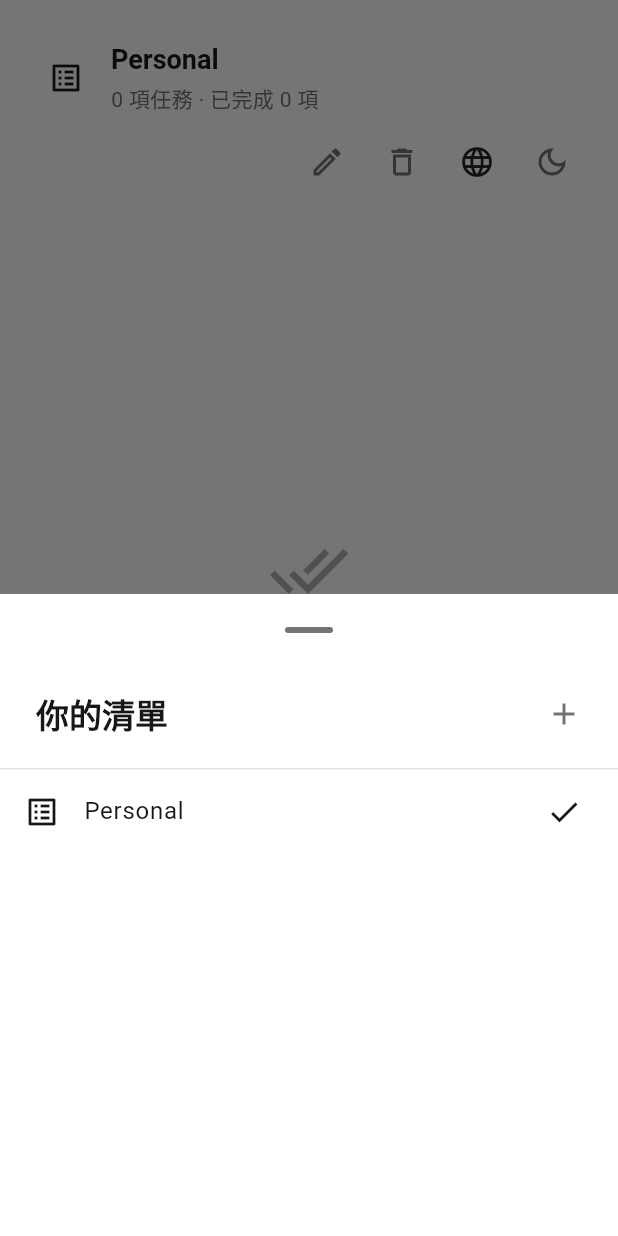
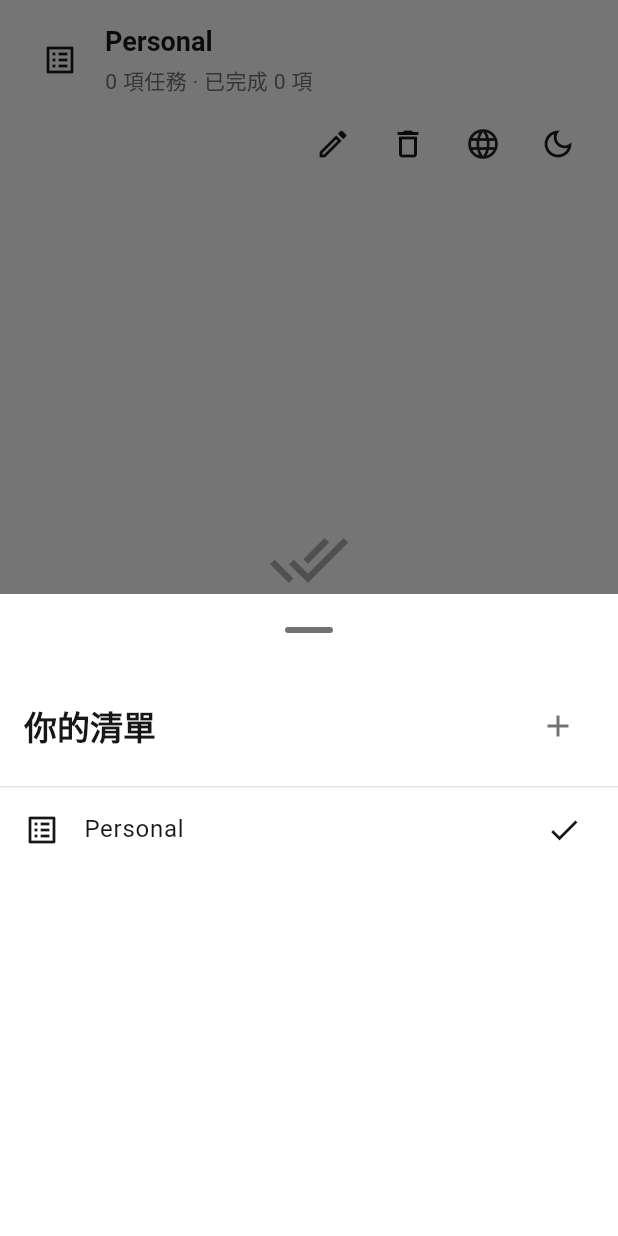
Before and after one commit to mecatoyeung/flutter_todo, a Flutter app: the TodoHomePage screen opened directly with empty values, after a tap on the "list alt" icon, on a phone screen of 412 x 824 dp. Run offline on Flutter 3.47's test engine with Material 3 defaults, Android fonts, the phone set to English and light mode, and no system bars; our stand-ins replace sembast, supabase_flutter; accounts and stored records are empty.

Commit message:
Fix bugs

```diff
--- a/lib/main.dart
+++ b/lib/main.dart
@@ -9,6 +9,7 @@ import 'models.dart';
 void main() => runApp(const TodoApp());
 
 const _sitePassword = String.fromEnvironment('SITE_PASSWORD');
+const _containerPadding = 16.0;
 
 enum AppLanguage { traditionalChinese, english }
 
@@ -262,12 +263,22 @@ class PasswordGate extends StatefulWidget {
 
 class _PasswordGateState extends State<PasswordGate> {
   final _passwordController = TextEditingController();
+  final _passwordFocusNode = FocusNode();
   bool _isUnlocked = false;
   bool _showError = false;
 
   @override
+  void initState() {
+    super.initState();
+    WidgetsBinding.instance.addPostFrameCallback((_) {
+      if (mounted && !_isUnlocked) _passwordFocusNode.requestFocus();
+    });
+  }
+
+  @override
   void dispose() {
     _passwordController.dispose();
+    _passwordFocusNode.dispose();
     super.dispose();
   }
 
@@ -290,7 +301,7 @@ class _PasswordGateState extends State<PasswordGate> {
         child: ConstrainedBox(
           constraints: const BoxConstraints(maxWidth: 360),
           child: Padding(
-            padding: const EdgeInsets.all(24),
+            padding: const EdgeInsets.all(_containerPadding),
             child: Column(
               mainAxisSize: MainAxisSize.min,
               crossAxisAlignment: CrossAxisAlignment.stretch,
@@ -311,10 +322,12 @@ class _PasswordGateState extends State<PasswordGate> {
                   const SizedBox(height: 24),
                   TextField(
                     controller: _passwordController,
+                    focusNode: _passwordFocusNode,
                     autofocus: true,
                     obscureText: true,
                     enableSuggestions: false,
                     autocorrect: false,
+                    autofillHints: const [AutofillHints.password],
                     onSubmitted: (_) => _submit(),
                     decoration: InputDecoration(
                       labelText: 'Password',
@@ -496,7 +509,7 @@ class _TodoHomePageState extends State<TodoHomePage> {
       return Scaffold(
         body: Center(
           child: Padding(
-            padding: const EdgeInsets.all(24),
+            padding: const EdgeInsets.all(_containerPadding),
             child: Column(
               mainAxisSize: MainAxisSize.min,
               children: [
@@ -616,7 +629,7 @@ class TodoSidebar extends StatelessWidget {
     final strings = AppStrings(language);
     return Container(
       width: 254,
-      padding: const EdgeInsets.fromLTRB(22, 28, 14, 18),
+      padding: const EdgeInsets.all(_containerPadding),
       color: const Color(0xff171717),
       child: Column(
         crossAxisAlignment: CrossAxisAlignment.start,
@@ -790,13 +803,19 @@ class TodoContent extends StatelessWidget {
               strings: strings,
               existing: list,
             ),
-            icon: const Icon(Icons.edit_outlined),
+            icon: Icon(
+              Icons.edit_outlined,
+              color: theme.colorScheme.onSurface,
+            ),
           ),
         if (list != null)
           IconButton(
             tooltip: strings.deleteList,
             onPressed: () => confirmDeleteList(context, controller, strings),
-            icon: const Icon(Icons.delete_outline),
+            icon: Icon(
+              Icons.delete_outline,
+              color: theme.colorScheme.onSurface,
+            ),
           ),
         if (showMenu)
           PopupMenuButton<AppLanguage>(
@@ -823,6 +842,7 @@ class TodoContent extends StatelessWidget {
               isDarkMode
                   ? Icons.light_mode_outlined
                   : Icons.dark_mode_outlined,
+                  color: theme.colorScheme.onSurface,
             ),
           ),
       ],
@@ -832,17 +852,14 @@ class TodoContent extends StatelessWidget {
       crossAxisAlignment: CrossAxisAlignment.start,
       children: [
         Padding(
-          padding: EdgeInsets.fromLTRB(
-            showMenu ? 20 : 42,
-            28,
-            showMenu ? 20 : 42,
-            18,
-          ),
+          padding: const EdgeInsets.all(_containerPadding),
           child: showMenu
               ? Column(
                   crossAxisAlignment: CrossAxisAlignment.stretch,
                   children: [
-                    Row(
+                    InkWell(
+                      onTap: () => showListPicker(context, controller, strings),
+                      child: Row(
                         children: [
                           IconButton(
                             tooltip: strings.switchList,
@@ -856,6 +873,7 @@ class TodoContent extends StatelessWidget {
                           const SizedBox(width: 6),
                           Expanded(child: titleSection()),
                         ],
+                      ),
                     ),
                     const SizedBox(height: 8),
                     Align(
@@ -886,12 +904,7 @@ class TodoContent extends StatelessWidget {
                   onAdd: () => showTodoDialog(context, controller, strings: strings),
                 )
               : ListView.separated(
-                  padding: EdgeInsets.fromLTRB(
-                    showMenu ? 20 : 42,
-                    8,
-                    showMenu ? 20 : 42,
-                    100,
-                  ),
+                  padding: const EdgeInsets.all(_containerPadding),
                   itemCount: controller.todos.length,
                   separatorBuilder: (_, _) => const SizedBox(height: 10),
                   itemBuilder: (context, index) => TodoCard(
@@ -903,12 +916,7 @@ class TodoContent extends StatelessWidget {
         ),
         if (list != null)
           Padding(
-            padding: EdgeInsets.fromLTRB(
-              showMenu ? 20 : 42,
-              12,
-              showMenu ? 20 : 42,
-              20,
-            ),
+            padding: const EdgeInsets.all(_containerPadding),
             child: FilledButton.icon(
               onPressed: () => showTodoDialog(context, controller, strings: strings),
               icon: const Icon(Icons.add),
@@ -998,7 +1006,7 @@ class TodoCard extends StatelessWidget {
           existing: todo,
         ),
         child: Padding(
-          padding: const EdgeInsets.all(16),
+          padding: const EdgeInsets.all(_containerPadding),
           child: Row(
             crossAxisAlignment: CrossAxisAlignment.start,
             children: [
@@ -1108,7 +1116,7 @@ Future<void> showListPicker(
         child: Column(
           children: [
             Padding(
-              padding: const EdgeInsets.fromLTRB(24, 8, 12, 12),
+              padding: const EdgeInsets.all(_containerPadding),
               child: Row(
                 children: [
                   Text(
@@ -1136,7 +1144,7 @@ Future<void> showListPicker(
                     ListTile(
                       selected: list.id == controller.selectedListId,
                       leading: const Icon(Icons.list_alt),
-                      title: SelectionArea(child: Text(list.name)),
+                      title: Text(list.name),
                       trailing: list.id == controller.selectedListId
                           ? const Icon(Icons.check)
                           : null,
```
Lines whose indentation alone changed are shown as unchanged.
